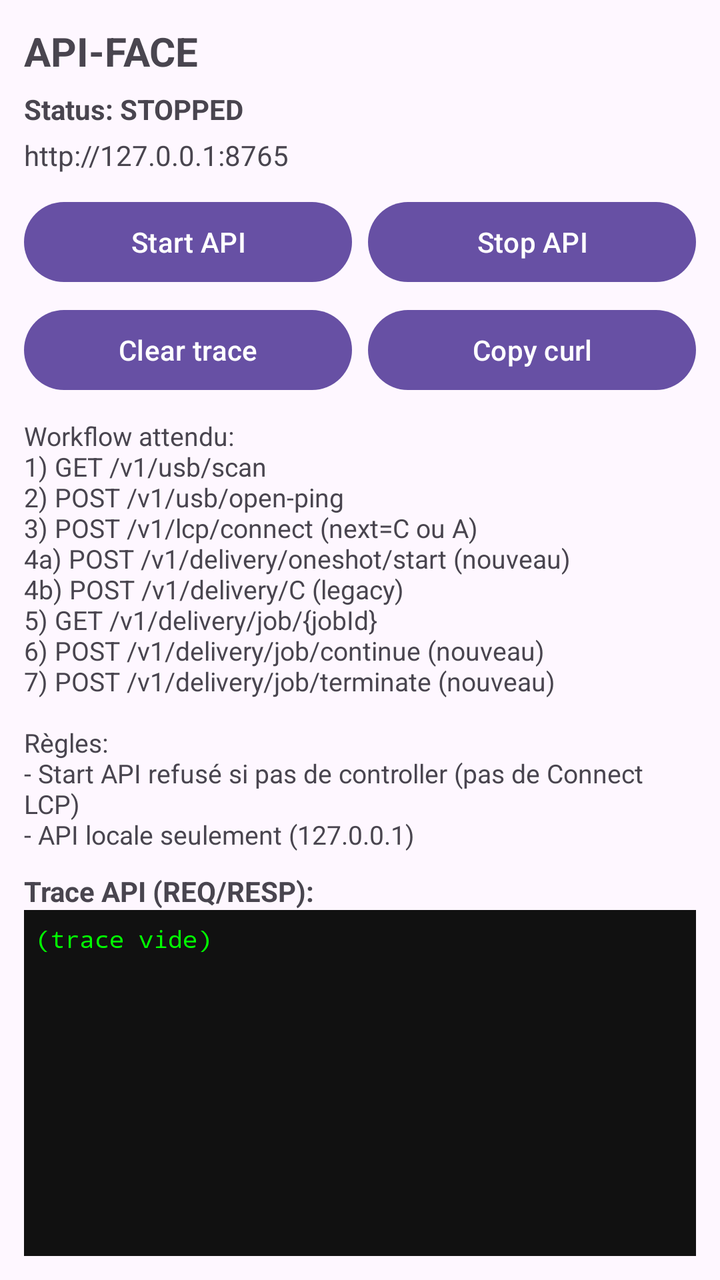
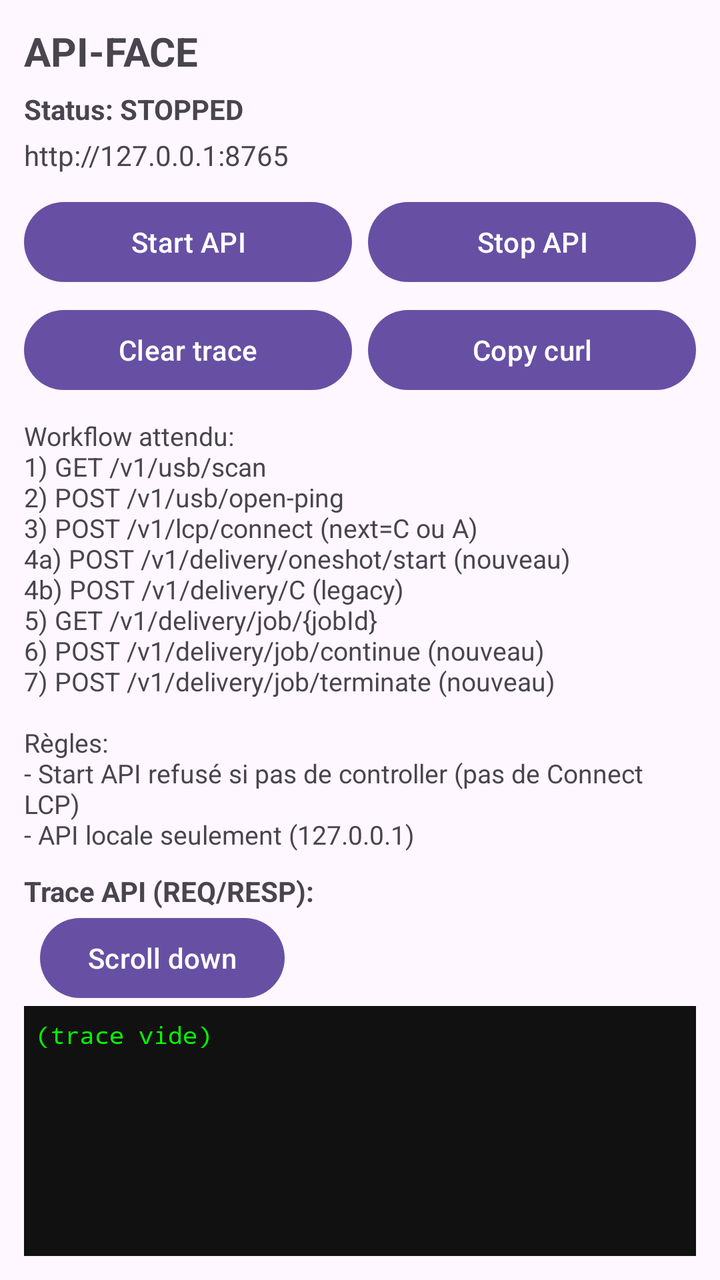

Before-and-after screenshots of an Android layout around one commit, followed by the original layout XML and the change that was made.
<!-- AndroidManifest.xml: application theme Theme.Material3.DayNight.NoActionBar -->
<!-- res/layout/fragment_api_face.xml -->
<LinearLayout xmlns:android="http://schemas.android.com/apk/res/android"
    android:id="@+id/apiFaceRoot"
    android:layout_width="match_parent"
    android:layout_height="match_parent"
    android:orientation="vertical"
    android:padding="12dp">

    <TextView
        android:id="@+id/txtApiTitle"
        android:layout_width="match_parent"
        android:layout_height="wrap_content"
        android:text="API-FACE"
        android:textStyle="bold"
        android:textSize="20sp"/>

    <TextView
        android:id="@+id/txtApiStatus"
        android:layout_width="match_parent"
        android:layout_height="wrap_content"
        android:text="Status: STOPPED"
        android:textStyle="bold"
        android:paddingTop="6dp"/>

    <TextView
        android:id="@+id/txtApiUrl"
        android:layout_width="match_parent"
        android:layout_height="wrap_content"
        android:text="http://127.0.0.1:8765"
        android:textIsSelectable="true"
        android:paddingTop="4dp"/>

    
    <LinearLayout
        android:layout_width="match_parent"
        android:layout_height="wrap_content"
        android:orientation="horizontal"
        android:paddingTop="10dp">

        <Button
            android:id="@+id/btnApiStart"
            android:layout_width="0dp"
            android:layout_height="wrap_content"
            android:layout_weight="1"
            android:text="Start API"/>

        <Button
            android:id="@+id/btnApiStop"
            android:layout_width="0dp"
            android:layout_height="wrap_content"
            android:layout_weight="1"
            android:layout_marginStart="8dp"
            android:text="Stop API"/>
    </LinearLayout>

    
    <LinearLayout
        android:layout_width="match_parent"
        android:layout_height="wrap_content"
        android:orientation="horizontal"
        android:paddingTop="6dp">

        <Button
            android:id="@+id/btnApiClearTrace"
            android:layout_width="0dp"
            android:layout_height="wrap_content"
            android:layout_weight="1"
            android:text="Clear trace"/>

        <Button
            android:id="@+id/btnApiCopyCurl"
            android:layout_width="0dp"
            android:layout_height="wrap_content"
            android:layout_weight="1"
            android:layout_marginStart="8dp"
            android:text="Copy curl"/>
    </LinearLayout>

    <TextView
        android:id="@+id/txtApiHowTo"
        android:layout_width="match_parent"
        android:layout_height="wrap_content"
        android:paddingTop="10dp"
        android:text="Workflow attendu:\n1) GET /v1/usb/scan\n2) POST /v1/usb/open-ping\n3) POST /v1/lcp/connect (next=C ou A)\n4a) POST /v1/delivery/oneshot/start (nouveau)\n4b) POST /v1/delivery/C (legacy)\n5) GET /v1/delivery/job/{jobId}\n6) POST /v1/delivery/job/continue (nouveau)\n7) POST /v1/delivery/job/terminate (nouveau)\n\nRègles:\n- Start API refusé si pas de controller (pas de Connect LCP)\n- API locale seulement (127.0.0.1)"
        android:textSize="13sp"/>

    <TextView
        android:id="@+id/txtApiTraceTitle"
        android:layout_width="match_parent"
        android:layout_height="wrap_content"
        android:text="Trace API (REQ/RESP):"
        android:textStyle="bold"
        android:paddingTop="10dp"/>

    <ScrollView
        android:id="@+id/apiTraceScroll"
        android:layout_width="match_parent"
        android:layout_height="0dp"
        android:layout_weight="1"
        android:fillViewport="true"
        android:background="#111111"
        android:padding="6dp">

        <TextView
            android:id="@+id/txtApiTrace"
            android:layout_width="match_parent"
            android:layout_height="wrap_content"
            android:typeface="monospace"
            android:textSize="12sp"
            android:textColor="#00FF00"
            android:textIsSelectable="true"
            android:text="(trace vide)"/>
    </ScrollView>

</LinearLayout>
<!-- resources referenced by this layout -->
<resources>

</resources>

<!-- the commit's change to res/layout/fragment_api_face.xml (unified diff, before → after) -->
@@ -91,6 +91,13 @@
         android:textStyle="bold"
         android:paddingTop="10dp"/>
 
+    <Button
+        android:id="@+id/apiTraceScrollDown"
+        android:layout_width="wrap_content"
+        android:layout_height="wrap_content"
+        android:layout_marginStart="8dp"
+        android:text="Scroll down" />
+        
     <ScrollView
         android:id="@+id/apiTraceScroll"
         android:layout_width="match_parent"
